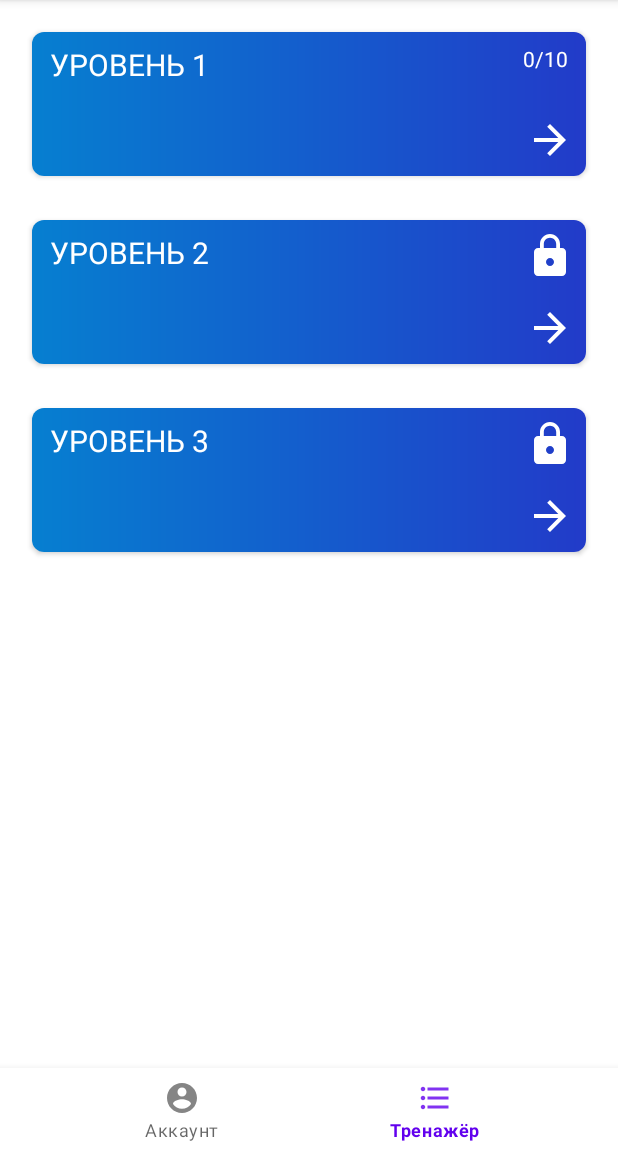
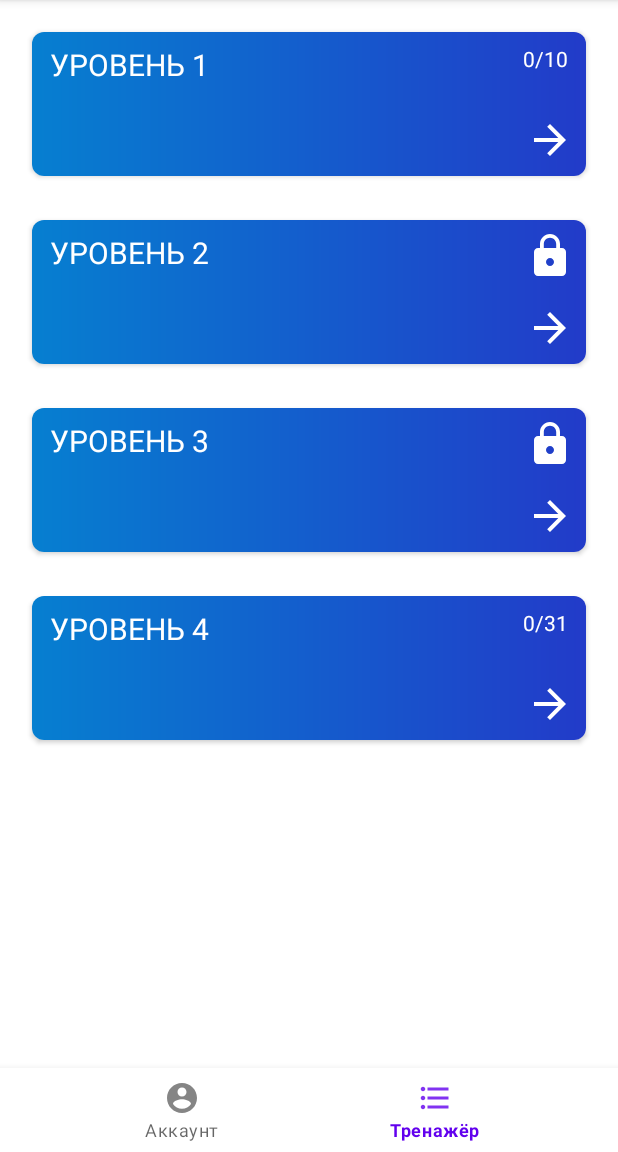
Before and after one commit to X-Foundation/aihack2, an Android app: the screen it shows after launch (MainActivity), item 2 of the bottom bar chosen, on a phone screen of 412 x 824 dp, the part 84-1236 px from its top. Run offline under Robolectric (Android 15) with nearby library versions, the phone set to English and light mode, and no system bars; libraries missing offline, so code that uses them is left out: com.suke.widget, params.com.stepprogressview; 5 statements that could not run were skipped.

Commit message:
new features

```diff
--- a/app/src/main/AndroidManifest.xml
+++ b/app/src/main/AndroidManifest.xml
@@ -8,6 +8,12 @@
 
     <uses-feature android:name="android.hardware.camera" />
     <uses-feature android:name="android.hardware.camera.autofocus" />
+
+    <queries>
+        <intent>
+            <action android:name="android.intent.action.TTS_SERVICE" />
+        </intent>
+    </queries>
 
     <application
         android:allowBackup="true"
--- a/app/src/main/java/com/example/aihack/fragments/AccountFragment.kt
+++ b/app/src/main/java/com/example/aihack/fragments/AccountFragment.kt
@@ -40,6 +40,22 @@ class AccountFragment : Fragment() {
             activity?.applicationContext?.getSharedPreferences("superPrefs", Context.MODE_PRIVATE)
         val prefs = sharedPref?.getInt("mode", 0)
         switchButton.isChecked = prefs == 1
+        when (prefs == 1) {
+            true -> {
+                childImageView.visibility = View.VISIBLE
+                adultImageView.visibility = View.INVISIBLE
+                val editor: SharedPreferences.Editor? = sharedPref?.edit()
+                editor?.putInt("mode", 1)
+                editor?.apply()
+            }
+            false -> {
+                childImageView.visibility = View.INVISIBLE
+                adultImageView.visibility = View.VISIBLE
+                val editor: SharedPreferences.Editor? = sharedPref?.edit()
+                editor?.putInt("mode", 0)
+                editor?.apply()
+            }
+        }
         switchButton.setOnCheckedChangeListener { _, isChecked ->
             when (isChecked) {
                 true -> {
--- a/app/src/main/java/com/example/aihack/fragments/LevelFragment.kt
+++ b/app/src/main/java/com/example/aihack/fragments/LevelFragment.kt
@@ -43,7 +43,7 @@ class LevelFragment : Fragment() {
 
     inner class RecyclerViewAdapter :
         RecyclerView.Adapter<RecyclerViewAdapter.RecyclerViewHolder>() {
-        private val trainerList = Array(3) { i -> i + 1 }
+        private val trainerList = Array(4) { i -> i + 1 }
         override fun onCreateViewHolder(parent: ViewGroup, viewType: Int): RecyclerViewHolder {
             val layoutInflater = LayoutInflater.from(parent.context)
             return RecyclerViewHolder(layoutInflater, parent)
@@ -72,7 +72,7 @@ class LevelFragment : Fragment() {
                 val title = "Уровень " + test.level
                 trainerTitle.text = title
                 val check = GsonParser.getInstance(requireActivity())
-                    .getAllXp() >= (test.level - 1) * 8 || test.level == 1
+                    .getAllXp() >= (test.level - 1) * 8 || test.level == 1 || test.level == 4
                 if (check) {
                     trainerLock.visibility = View.INVISIBLE
                     xpTitle.text = ("${
--- a/app/src/main/java/com/example/aihack/fragments/MainFragment.kt
+++ b/app/src/main/java/com/example/aihack/fragments/MainFragment.kt
@@ -39,17 +39,17 @@ class MainFragment : Fragment() {
     private fun setFragment(fragment: Fragment) {
         val fragmentManager = requireActivity().supportFragmentManager
         val transaction = fragmentManager.beginTransaction()
-        if (fragment == LevelFragment())
-            transaction
-                .setCustomAnimations(
-                    R.anim.enter_from_left,
-                    R.anim.exit_to_left,
-                )
-        else
-            transaction.setCustomAnimations(
-                R.anim.enter_from_right,
-                R.anim.exit_to_left,
-            )
+//        if (fragment == LevelFragment())
+//            transaction
+//                .setCustomAnimations(
+//                    R.anim.enter_from_left,
+//                    R.anim.exit_to_left,
+//                )
+//        else
+//            transaction.setCustomAnimations(
+//                R.anim.enter_from_right,
+//                R.anim.exit_to_left,
+//            )
         transaction.apply {
             replace(R.id.frame_container, fragment)
         }.commit()
```
Also changed, not shown: app/src/main/assets/tests.json (+50 -0 lines), app/src/main/java/com/example/aihack/fragments/TestFragment.kt (+18 -6 lines), app/src/main/res/layout/test_fragment.xml (+14 -2 lines).
